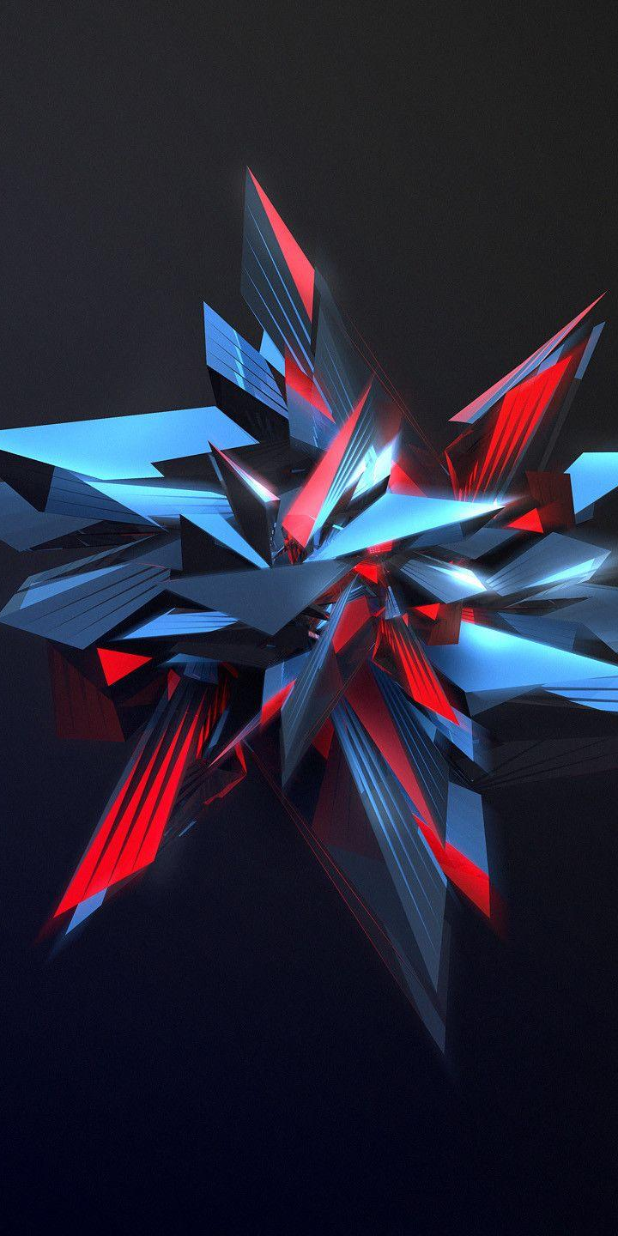
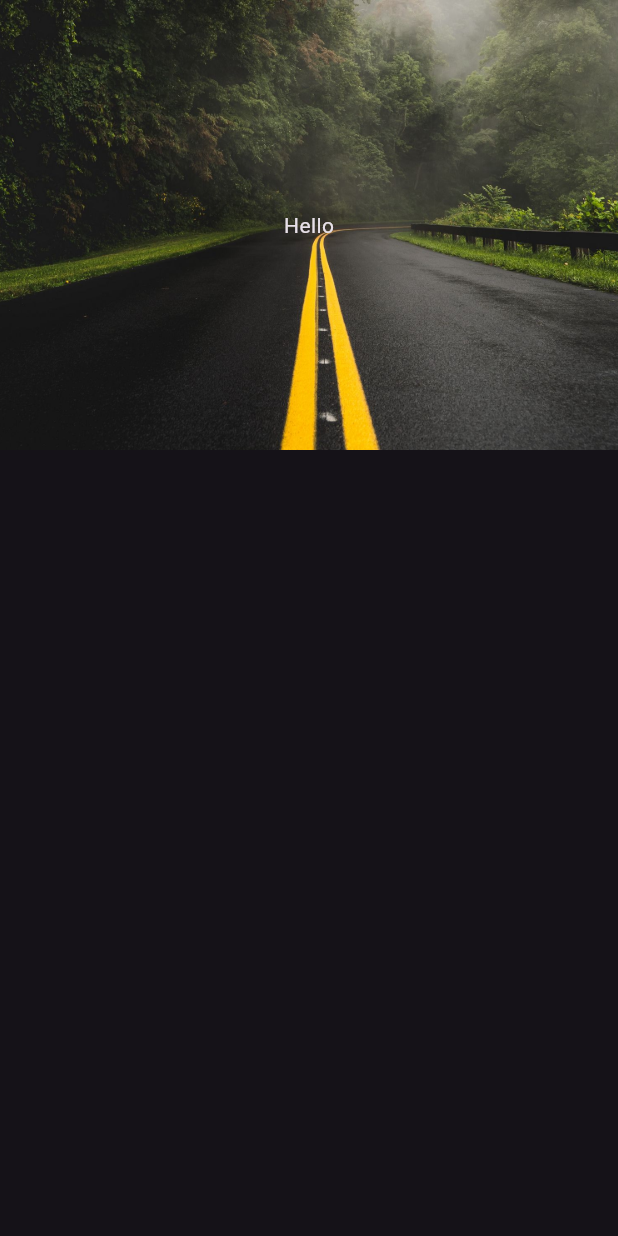
Before and after one commit to MaNaS0708/flutter_practices, a Flutter app: the screen it shows after launch, on a phone screen of 412 x 824 dp. Run offline on Flutter 3.47's test engine with Material 3 defaults, Android fonts, the phone set to English and light mode, and no system bars.

Commit message:
sstack widget on image and text

```diff
--- a/lib/main.dart
+++ b/lib/main.dart
@@ -21,9 +21,23 @@ class MyApp extends StatelessWidget {
       ),
 
       home: Scaffold(
-        body: Image.asset('assets/image/wallpaper.jpg',
-            height: double.infinity,
-            fit: BoxFit.cover),
+        body: Stack(
+          children: [
+            Image.asset(
+                'assets/images/wallpaper.jpg',
+                fit: BoxFit.cover,
+                height: 300,
+            ),
+            SizedBox(
+              height: 300,
+              child: Center(
+                child: Text(
+                  'Hello'
+                ),
+              ),
+            )
+          ],
+        ),
       ),
     );
   }
--- a/pubspec.yaml
+++ b/pubspec.yaml
@@ -61,7 +61,7 @@ flutter:
 
   # To add assets to your application, add an assets section, like this:
   assets:
-    - assets/image/
+    - assets/images/
     # - images/a_dot_ham.jpeg
 
   # An image asset can refer to one or more resolution-specific "variants", see
```
Also changed, not shown: assets/image/wallpaper.jpg (deleted), assets/images/wallpaper.jpg (added).
